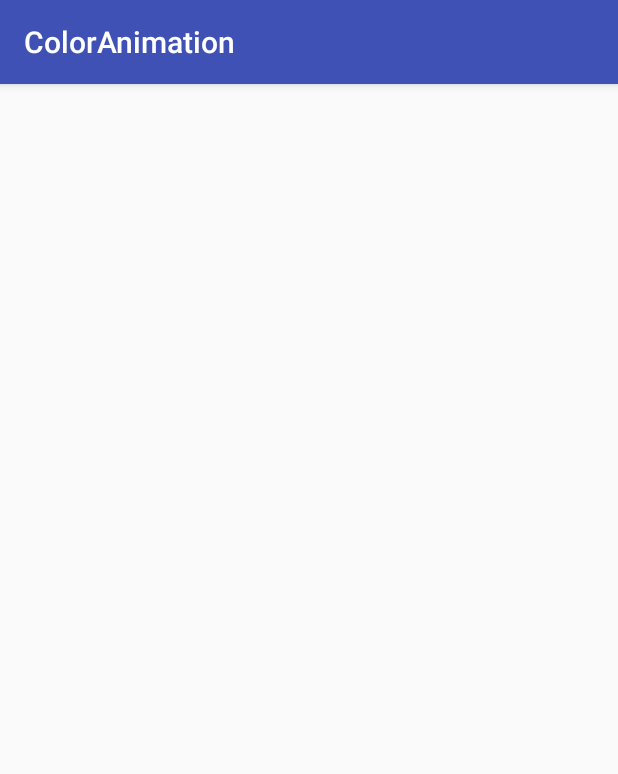
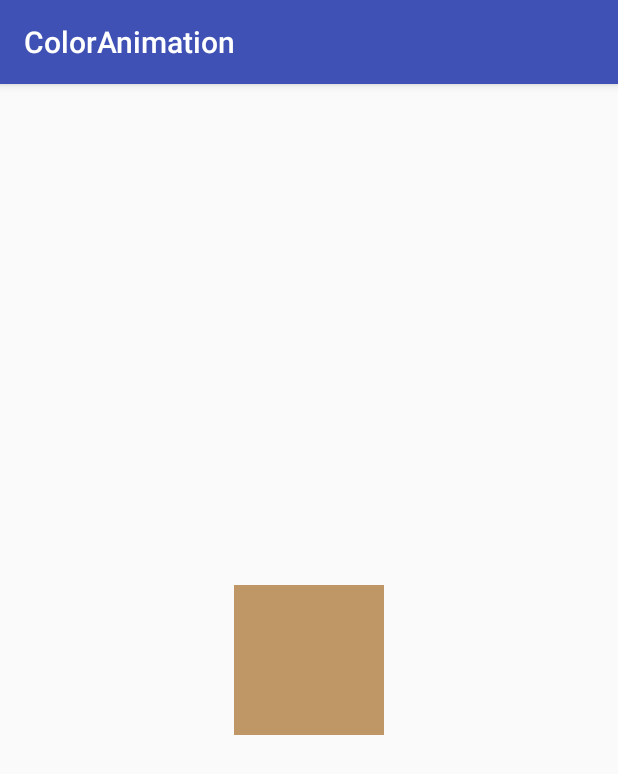
Before and after one commit to theonlyanil/ColorAnimation-Android, an Android app: the screen it shows after launch (MainActivity), on a phone screen of 412 x 824 dp. Shown: the top 774 px of the screen. Run offline under Robolectric (Android 15) with nearby library versions, the phone set to English and light mode, and no system bars.

Commit message:
0.2.2 working

```diff
--- a/app/build.gradle
+++ b/app/build.gradle
@@ -26,5 +26,5 @@ dependencies {
     androidTestImplementation 'com.android.support.test:runner:1.0.2'
     androidTestImplementation 'com.android.support.test.espresso:espresso-core:3.0.2'
 
-    implementation 'com.github.theonlyanil:ColorAnimation:0.2.1'
+    implementation project(':coloranimate')
 }
--- a/app/src/main/res/layout/activity_main.xml
+++ b/app/src/main/res/layout/activity_main.xml
@@ -10,9 +10,12 @@
         android:layout_width="100dp"
         android:layout_height="100dp"
         android:id="@+id/relativelayout"
+        android:background="@color/black"
         app:layout_constraintBottom_toBottomOf="parent"
         app:layout_constraintLeft_toLeftOf="parent"
         app:layout_constraintRight_toRightOf="parent"
         app:layout_constraintTop_toTopOf="parent" />
 
+
+
 </android.support.constraint.ConstraintLayout>
--- a/coloranimate/src/main/java/anil/sardiwal/coloranimate/ColorAnimation.java
+++ b/coloranimate/src/main/java/anil/sardiwal/coloranimate/ColorAnimation.java
@@ -2,41 +2,39 @@ package anil.sardiwal.coloranimate;
 
 import android.animation.ArgbEvaluator;
 import android.animation.ValueAnimator;
+import android.content.Context;
 import android.graphics.drawable.ColorDrawable;
 import android.os.Handler;
-import android.util.Log;
 import android.view.View;
 import android.view.ViewGroup;
 
 public class ColorAnimation
 {
     public static int pos = 0;
+    public static Context context;
 
-    public static void rgb(final Handler handler, final ViewGroup view, final int time)
+    public static void rgb(final ViewGroup view, final int time, Context context)
     {
+        ColorAnimation.context = context;
+        final Handler handler = new Handler();
+        Runnable runnable;
         // It's ON
-        Runnable runnable = new Runnable() {
+        runnable = new Runnable() {
             @Override
             public void run() {
-                try
-                {
-                    int colorFrom = ((ColorDrawable) view.getBackground()).getColor();
-                    int colorTo = RGB.returningColor();
+                int colorFrom = ((ColorDrawable) view.getBackground()).getColor();
+                int colorTo = RGB.returningColor();
+                int time = 2000; //4000;
 
-                    animate(colorFrom, colorTo, view, time);
-                }
-                catch (Exception e)
-                {
-                    Log.e("ColorAnimation.Anil", e.getLocalizedMessage());
-                }
-                handler.postDelayed(this, time / 4);
+                colorAnimation(colorFrom, colorTo, view, time);
+                handler.postDelayed(this, time/4);
             }
         };
 
         handler.postDelayed(runnable, 100);
     }
 
-    private static void animate(int colorFrom, int colorTo, final View view, int animDuration)
+    public static void colorAnimation(int colorFrom, int colorTo, final View view, int animDuration)
     {
         ValueAnimator colorAnimation = ValueAnimator.ofObject(new ArgbEvaluator(), colorFrom, colorTo);
         colorAnimation.setDuration(animDuration); // milliseconds
@@ -54,5 +52,59 @@ public class ColorAnimation
         colorAnimation.start();
     }
 
+    public static class RGB
+    {
+        // Continuous Color change - Action bar / Toolbar
+        public static int returningColor()
+        {
+            final int[] rainbowColors = new int[]
+                    {
+
+                            context.getResources().getColor(R.color.red),
+                            context.getResources().getColor(R.color.pink),
+                            context.getResources().getColor(R.color.purple),
+                            context.getResources().getColor(R.color.deep_purple),
+                            context.getResources().getColor(R.color.indigo),
+                            context.getResources().getColor(R.color.blue),
+                            context.getResources().getColor(R.color.light_blue),
+                            context.getResources().getColor(R.color.cyan),
+                            context.getResources().getColor(R.color.teal),
+                            context.getResources().getColor(R.color.green),
+                            context.getResources().getColor(R.color.light_green),
+                            context.getResources().getColor(R.color.lime),
+                            context.getResources().getColor(R.color.yellow),
+                            context.getResources().getColor(R.color.amber),
+                            context.getResources().getColor(R.color.orange),
+                            context.getResources().getColor(R.color.deep_orange),
+                            context.getResources().getColor(R.color.orange),
+                            context.getResources().getColor(R.color.amber),
+                            context.getResources().getColor(R.color.yellow),
+                            context.getResources().getColor(R.color.lime),
+                            context.getResources().getColor(R.color.light_green),
+                            context.getResources().getColor(R.color.green),
+                            context.getResources().getColor(R.color.teal),
+                            context.getResources().getColor(R.color.cyan),
+                            context.getResources().getColor(R.color.light_blue),
+                            context.getResources().getColor(R.color.blue),
+                            context.getResources().getColor(R.color.indigo),
+                            context.getResources().getColor(R.color.deep_purple),
+                            context.getResources().getColor(R.color.purple),
+                            context.getResources().getColor(R.color.pink),
+                            context.getResources().getColor(R.color.red)
+                    };
+
+
+            if(pos < rainbowColors.length-1)
+            {
+                pos++;
+                return rainbowColors[pos];
+            }
+            else
+            {
+                pos = 0;
+                return rainbowColors[pos];
+            }
+        }
+    }
 
 }
```
Also changed, not shown: app/src/main/java/anil/sardiwal/coloranimation/MainActivity.java (+81 -2 lines), coloranimate/src/main/java/anil/sardiwal/coloranimate/RGB.java (deleted, +0 -57 lines).
